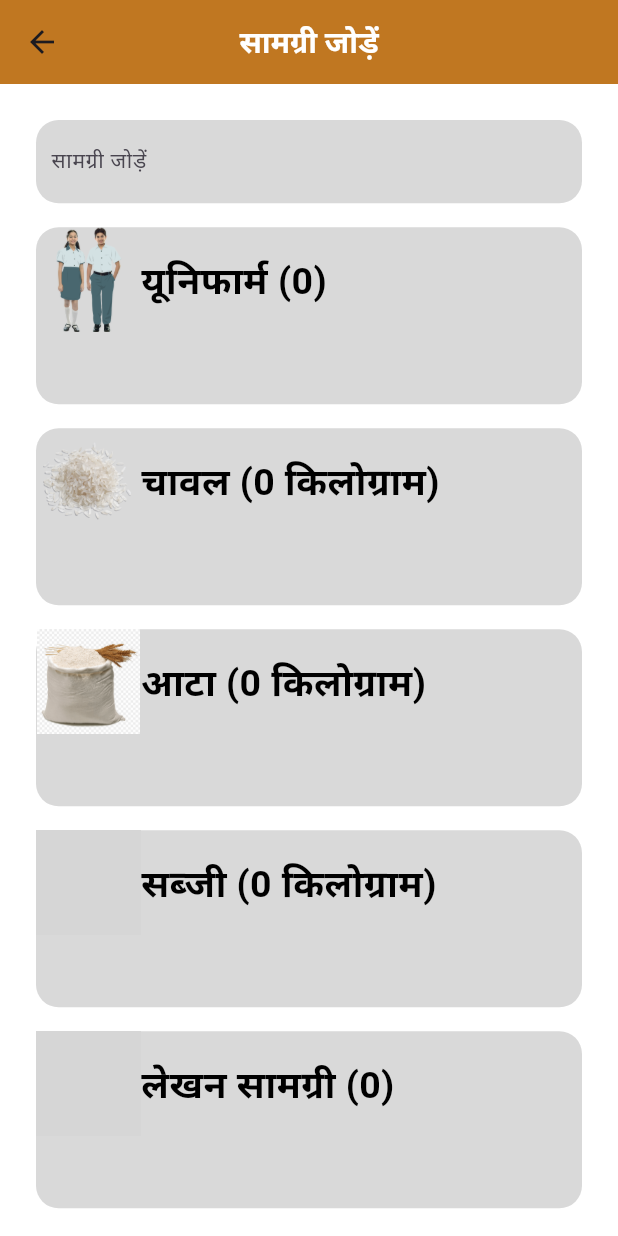
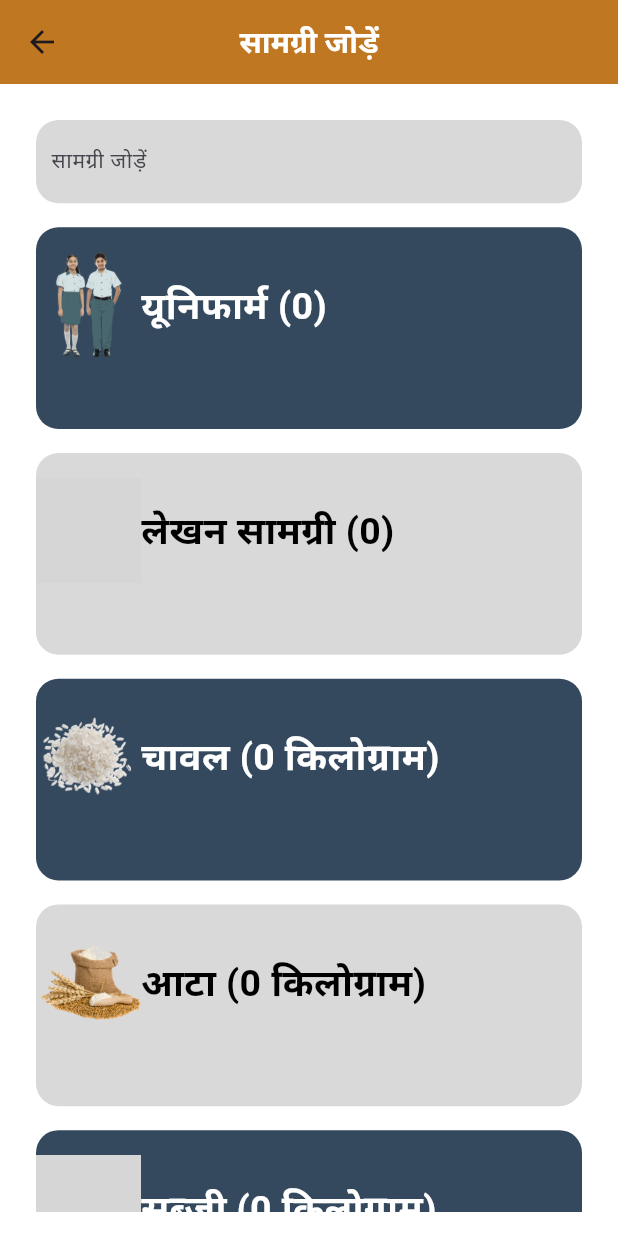
Before and after one commit to Namrata-yadav-08/EDS, a Flutter app: the AddItemScreen screen opened directly with empty values, on a phone screen of 412 x 824 dp. Run offline on Flutter 3.47's test engine with Material 3 defaults, Android fonts, the light colour scheme and no system bars; our stand-ins replace cloud_firestore, curved_navigation_bar, dash_chat_2, file_picker, firebase_auth, firebase_core and 9 more; missing offline and left inert: flutter_sound, jitsi_meet_flutter_sdk; accounts and stored records are empty; Roboto replaces fonts that are missing (Poppins); grey boxes are pictures that could not be loaded.

Commit message:
inventory

```diff
--- a/lib/screens/inventory.dart
+++ b/lib/screens/inventory.dart
@@ -1,6 +1,7 @@
 import 'package:flutter/material.dart';
 import 'package:cloud_firestore/cloud_firestore.dart';
 import 'package:zoom/screens/user_model.dart';
+import 'package:zoom/utils/helper_functions.dart';
 
 class AddItemScreen extends StatefulWidget {
   final UserModel user;
@@ -199,7 +200,6 @@ class _AddItemScreenState extends State<AddItemScreen> {
               Padding(
                 padding: const EdgeInsets.all(8.0),
                 child: Container(
-
                   decoration: const BoxDecoration(
                     borderRadius: BorderRadius.all(
                       Radius.circular(15)
@@ -211,7 +211,6 @@ class _AddItemScreenState extends State<AddItemScreen> {
                       border: InputBorder.none,
                       contentPadding: EdgeInsets.all(10),
                       labelText: "सामग्री जोड़ें",hintStyle: TextStyle(fontSize: 15, color:Color.fromRGBO(192, 119, 33, 1.0), )),
-
                   ),
                 ),
               ),
@@ -220,42 +219,42 @@ class _AddItemScreenState extends State<AddItemScreen> {
                 imagePath: "assets/boy-at-school-png-sale-boy-and-girl-boy-and-girl-500.png",
                 label: "यूनिफार्म",
                 controller: _uniformsController,
-                quantity: _quantities['uniforms']!,
+                quantity: _quantities['uniforms']!, boxcolor: Color(0xFF34495E), tcolor: Colors.white,
+              ),
+                 _buildQuantityContainer(
+                weight:false,
+                imagePath: "assets/Clipart-paper-write-pen.png",
+                label: "लेखन सामग्री",
+                controller: _stationeryController,
+                quantity: _quantities['stationery']!, boxcolor: Color(0xFFD9D9D9), tcolor: Colors.black,
               ),
               _buildQuantityContainer(
                 weight:true,
                 imagePath: "assets/rice-hd-png-rice-png-photos-1200.png",
                 label: "चावल",
                 controller: _riceController,
-                quantity: _quantities['rice']!,
+                quantity: _quantities['rice']!, boxcolor: Color(0xFF34495E), tcolor: Colors.white,
               ),
               _buildQuantityContainer(
                 weight:true ,
-                imagePath: "assets/flour-png-11553989035ynkldnd7ss.png",
+                imagePath: "assets/atta1.png",
                 label: "आटा",
                 controller: _wheatController,
-                quantity: _quantities['wheat']!,
+                quantity: _quantities['wheat']!, boxcolor: Color(0xFFD9D9D9), tcolor: Colors.black,
               ),
               _buildQuantityContainer(
                 weight:true,
                 imagePath: "assets/purepng.com-vegetablespotatocarrotbowlvegetable-971524598571f93zl.png",
                 label: "सब्जी",
                 controller: _vegetablesController,
-                quantity: _quantities['vegetables']!,
-              ),
-              _buildQuantityContainer(
-                weight:false,
-                imagePath: "assets/Clipart-paper-write-pen.png",
-                label: "लेखन सामग्री",
-                controller: _stationeryController,
-                quantity: _quantities['stationery']!,
+                quantity: _quantities['vegetables']!, boxcolor: Color(0xFF34495E), tcolor: Colors.white,
               ),
               _buildQuantityContainer(
                 weight:true,
                 imagePath: "assets/pulses-2274.png",
                 label: "दाल",
                 controller: _pulsesController,
-                quantity: _quantities['pulses']!,
+                quantity: _quantities['pulses']!, boxcolor: Color(0xFFD9D9D9), tcolor: Colors.black,
               ),
             const  SizedBox(height: 20),
               Center(
@@ -296,16 +295,19 @@ class _AddItemScreenState extends State<AddItemScreen> {
     required TextEditingController controller,
     required int quantity,
     required bool weight,
+    required Color boxcolor,
+    required Color tcolor,
   }) {
     return Padding(
       padding: const EdgeInsets.all(8.0),
       child: Container(
         decoration: BoxDecoration(
-          color: const Color(0xFFD9D9D9),
+          color: boxcolor,
           borderRadius: BorderRadius.circular(15.0), // Adjust the radius as needed
         ),
         child: Column(
           children: [
+            SizedBox(height: THelperFunctions.screenHeight()*0.02,),
             Row(
               children: [
                 Container(
@@ -316,11 +318,11 @@ class _AddItemScreenState extends State<AddItemScreen> {
                 weight?
                 Text(
                   "$label ($quantity किलोग्राम)",
-                  style:const TextStyle(fontSize: 25, fontWeight: FontWeight.w600),
+                  style:TextStyle(fontSize: 25, fontWeight: FontWeight.w600, color: tcolor ),
                 ):
                  Text(
                   "$label ($quantity)",
-                  style:const TextStyle(fontSize: 25, fontWeight: FontWeight.w600),
+                  style:TextStyle(fontSize: 25, fontWeight: FontWeight.w600 , color: tcolor),
                 )
               ],
             ),
```
Also changed, not shown: assets/atta.jpeg (added), assets/atta1.png (added).
